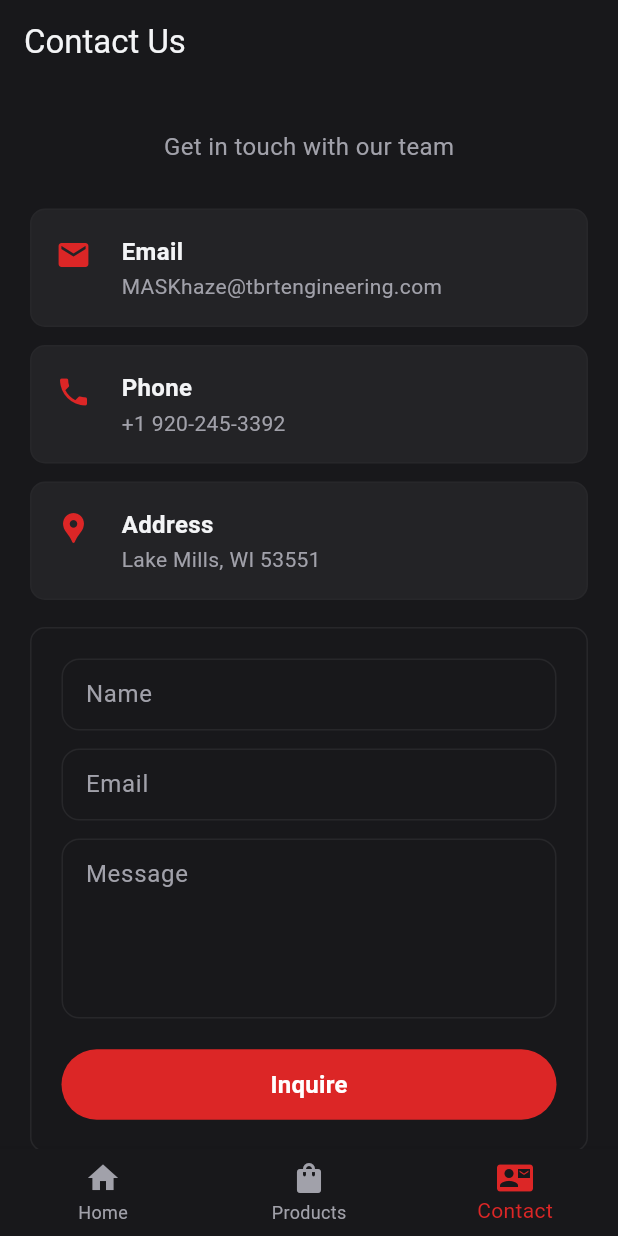
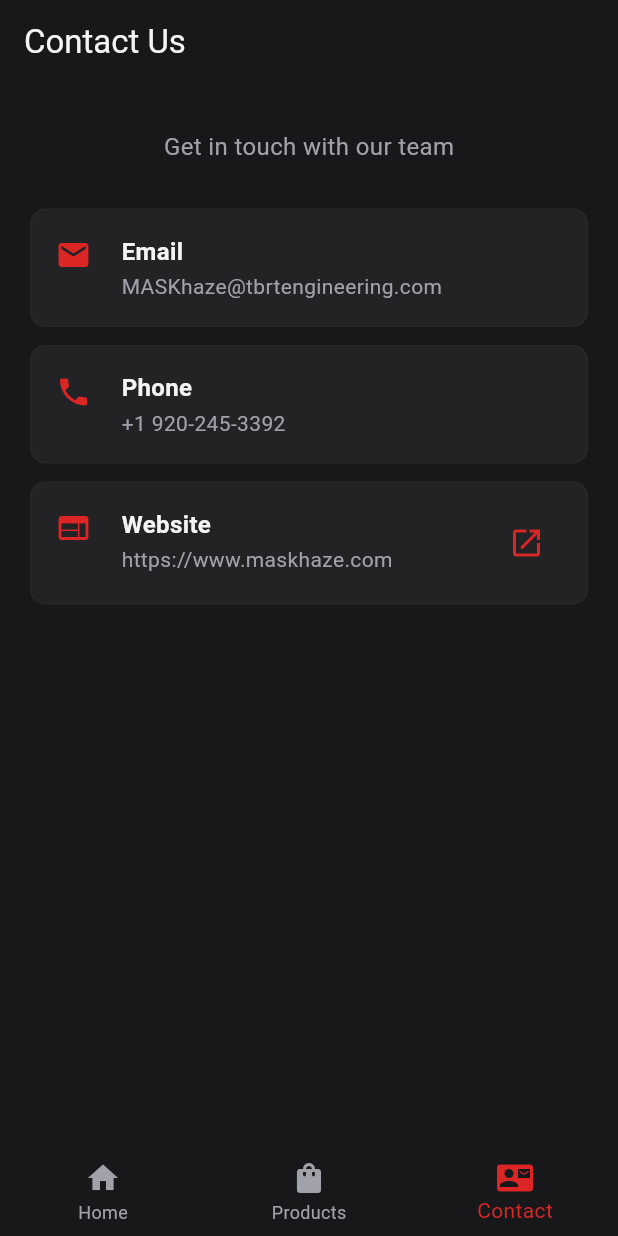
Before and after one commit to kiks12/maskhaze-flutter, a Flutter app: the screen it shows after launch, item 3 of the bottom bar chosen, on a phone screen of 412 x 824 dp. Run offline on Flutter 3.47's test engine with Material 3 defaults, Android fonts, the phone set to English and light mode, and no system bars; our stand-ins replace permission_handler; missing offline and left inert: ar_flutter_plugin, arkit_plugin, screen_brightness.

Commit message:
Update version to 1.0.0+7 and refactor contact screen layout

```diff
--- a/lib/screens/contact_screen.dart
+++ b/lib/screens/contact_screen.dart
@@ -45,12 +45,14 @@
     try {
       final to = EMAIL;
       const subject = 'Contact Inquiry';
-      final body = 'Name: ${_nameController.text}\nEmail: ${_emailController.text}\nMessage: ${_messageController.text}';
+      final body =
+          'Name: ${_nameController.text}\nEmail: ${_emailController.text}\nMessage: ${_messageController.text}';
 
       final uri = Uri(
         scheme: 'mailto',
         path: to,
-        query: 'subject=${Uri.encodeComponent(subject)}&body=${Uri.encodeComponent(body)}',
+        query:
+            'subject=${Uri.encodeComponent(subject)}&body=${Uri.encodeComponent(body)}',
       );
 
       if (await canLaunchUrl(uri)) {
@@ -105,7 +107,9 @@
       builder: (BuildContext context) {
         return AlertDialog(
           title: const Text('Inquiry'),
-          content: const Text('Thank you for your inquiry! Please send the email in your mail app.'),
+          content: const Text(
+            'Thank you for your inquiry! Please send the email in your mail app.',
+          ),
           backgroundColor: ColorStyles.cardBackground,
           titleTextStyle: ColorStyles.textLightStyle.copyWith(
             fontSize: 18,
@@ -154,7 +158,10 @@
         backgroundColor: ColorStyles.backgroundMain,
         foregroundColor: ColorStyles.primary,
         automaticallyImplyLeading: false,
-        title: const Text('Contact Us', style: TextStyle(color: ColorStyles.textMain)),
+        title: const Text(
+          'Contact Us',
+          style: TextStyle(color: ColorStyles.textMain),
+        ),
       ),
       body: SafeArea(
         child: SingleChildScrollView(
@@ -181,14 +188,20 @@
               const SizedBox(height: 12),
 
               _buildContactCard(
-                icon: Icons.location_pin,
-                title: 'Address',
-                info: 'Lake Mills, WI 53551',
+                icon: Icons.web,
+                title: 'Website',
+                info: 'https://www.maskhaze.com',
+                actionIcon: Icons.open_in_new,
+                onActionIconPressed: () async {
+                  final url = Uri.parse('https://www.maskhaze.com');
+                  if (await canLaunchUrl(url)) {
+                    await launchUrl(url);
+                  } else {
+                    _showAlert('Could not open the website.');
+                  }
+                },
               ),
               const SizedBox(height: 18),
-
-              // Contact Form
-              _buildContactForm(),
             ],
           ),
         ),
@@ -219,6 +232,8 @@
     required IconData icon,
     required String title,
     required String info,
+    IconData? actionIcon,
+    void Function()? onActionIconPressed,
   }) {
     return Container(
       width: double.infinity,
@@ -233,11 +248,7 @@
         children: [
           Container(
             margin: const EdgeInsets.only(top: 2, right: 8),
-            child: Icon(
-              icon,
-              size: 24,
-              color: ColorStyles.primary,
-            ),
+            child: Icon(icon, size: 24, color: ColorStyles.primary),
           ),
           const SizedBox(width: 12),
           Expanded(
@@ -262,146 +273,14 @@
               ],
             ),
           ),
+          if (actionIcon != null && onActionIconPressed != null)
+            IconButton(
+              onPressed: onActionIconPressed,
+              icon: Icon(actionIcon),
+              color: ColorStyles.primary,
+            ),
         ],
       ),
     );
   }
-
-  Widget _buildContactForm() {
-    return Container(
-      width: double.infinity,
-      padding: const EdgeInsets.all(20),
-      decoration: BoxDecoration(
-        color: Colors.transparent,
-        borderRadius: BorderRadius.circular(10),
-        border: Border.all(color: ColorStyles.borderColor),
-      ),
-      child: Form(
-        key: _formKey,
-        child: Column(
-          crossAxisAlignment: CrossAxisAlignment.stretch,
-          children: [
-            // Name Field
-            TextFormField(
-              controller: _nameController,
-              decoration: const InputDecoration(
-                hintText: 'Name',
-                filled: true,
-                fillColor: ColorStyles.backgroundMain,
-                border: OutlineInputBorder(
-                  borderRadius: BorderRadius.all(Radius.circular(12)),
-                  borderSide: BorderSide(color: ColorStyles.borderColor),
-                ),
-                enabledBorder: OutlineInputBorder(
-                  borderRadius: BorderRadius.all(Radius.circular(12)),
-                  borderSide: BorderSide(color: ColorStyles.borderColor),
-                ),
-                focusedBorder: OutlineInputBorder(
-                  borderRadius: BorderRadius.all(Radius.circular(12)),
-                  borderSide: BorderSide(color: ColorStyles.primary),
-                ),
-                contentPadding: EdgeInsets.all(12),
-                hintStyle: TextStyle(color: ColorStyles.textMuted),
-              ),
-              style: const TextStyle(
-                fontSize: 16,
-                color: ColorStyles.textMain,
-              ),
-              textCapitalization: TextCapitalization.words,
-              validator: (value) => _validateRequired(value, 'Name'),
-            ),
-            const SizedBox(height: 12),
-
-            // Email Field
-            TextFormField(
-              controller: _emailController,
-              keyboardType: TextInputType.emailAddress,
-              decoration: const InputDecoration(
-                hintText: 'Email',
-                filled: true,
-                fillColor: ColorStyles.backgroundMain,
-                border: OutlineInputBorder(
-                  borderRadius: BorderRadius.all(Radius.circular(12)),
-                  borderSide: BorderSide(color: ColorStyles.borderColor),
-                ),
-                enabledBorder: OutlineInputBorder(
-                  borderRadius: BorderRadius.all(Radius.circular(12)),
-                  borderSide: BorderSide(color: ColorStyles.borderColor),
-                ),
-                focusedBorder: OutlineInputBorder(
-                  borderRadius: BorderRadius.all(Radius.circular(12)),
-                  borderSide: BorderSide(color: ColorStyles.primary),
-                ),
-                contentPadding: EdgeInsets.all(12),
-                hintStyle: TextStyle(color: ColorStyles.textMuted),
-              ),
-              style: const TextStyle(
-                fontSize: 16,
-                color: ColorStyles.textMain,
-              ),
-              validator: _validateEmail,
-            ),
-            const SizedBox(height: 12),
-
-            // Message Field
-            TextFormField(
-              controller: _messageController,
-              maxLines: 4,
-              decoration: const InputDecoration(
-                hintText: 'Message',
-                filled: true,
-                fillColor: ColorStyles.backgroundMain,
-                border: OutlineInputBorder(
-                  borderRadius: BorderRadius.all(Radius.circular(12)),
-                  borderSide: BorderSide(color: ColorStyles.borderColor),
-                ),
-                enabledBorder: OutlineInputBorder(
-                  borderRadius: BorderRadius.all(Radius.circular(12)),
-                  borderSide: BorderSide(color: ColorStyles.borderColor),
-                ),
-                focusedBorder: OutlineInputBorder(
-                  borderRadius: BorderRadius.all(Radius.circular(12)),
-                  borderSide: BorderSide(color: ColorStyles.primary),
-                ),
-                contentPadding: EdgeInsets.all(12),
-                hintStyle: TextStyle(color: ColorStyles.textMuted),
-                alignLabelWithHint: true,
-              ),
-              style: const TextStyle(
-                fontSize: 16,
-                color: ColorStyles.textMain,
-              ),
-              validator: (value) => _validateRequired(value, 'Message'),
-            ),
-            const SizedBox(height: 20),
-
-            // Submit Button
-            ElevatedButton(
-              onPressed: _handleInquire,
-              style: ElevatedButton.styleFrom(
-                backgroundColor: ColorStyles.primary,
-                foregroundColor: ColorStyles.white,
-                padding: const EdgeInsets.symmetric(
-                  vertical: 12,
-                  horizontal: 28,
-                ),
-                shape: RoundedRectangleBorder(
-                  borderRadius: BorderRadius.circular(100),
-                ),
-                elevation: 0,
-              ),
-              child: Text(
-                'Inquire',
-                style: ColorStyles.whiteTextStyle.copyWith(
-                  fontWeight: FontWeight.bold,
-                  fontSize: 16,
-                  letterSpacing: 0.2,
-                ),
-              ),
-            ),
-          ],
-        ),
-      ),
-    );
-  }
 }
--- a/pubspec.yaml
+++ b/pubspec.yaml
@@ -1,6 +1,6 @@
 name: maskhaze_flutter
 description: "MASKhaze LLC app cross platform version"
-version: 1.0.0+6
+version: 1.0.0+7
 # The following line prevents the package from being accidentally published to
 # pub.dev using `flutter pub publish`. This is preferred for private packages.
 publish_to: "none" # Remove this line if you wish to publish to pub.dev
```
